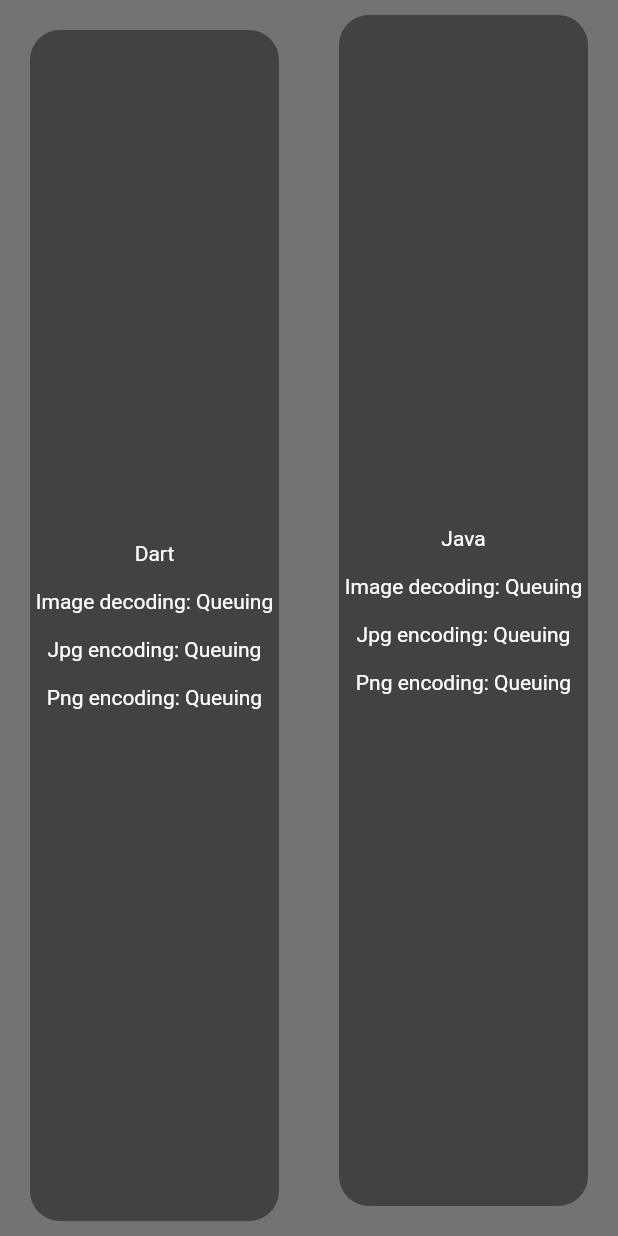
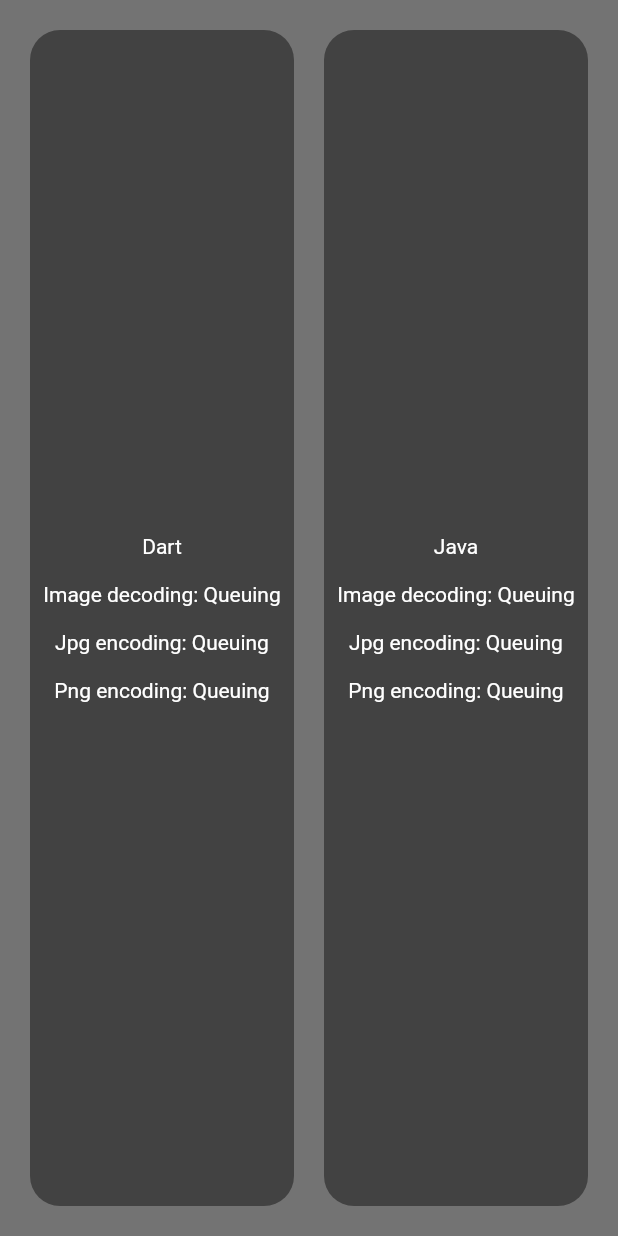
Before and after one commit to PtrHtn/speed_of_img_endec, a Flutter app: the LandscapeLayout screen opened directly, on a phone screen of 412 x 824 dp. Run offline on Flutter 3.47's test engine with Material 2 defaults, Android fonts, the phone set to English and light mode, and no system bars; our stand-ins replace file_picker, get; statements that could not run were skipped.

Commit message:
Fix margin of result page landscape_layout

```diff
--- a/lib/pages/results/widgets/landscape_layout.dart
+++ b/lib/pages/results/widgets/landscape_layout.dart
@@ -16,6 +16,9 @@ class LandscapeLayout extends StatelessWidget {
 class LandscapeLayoutBody extends GetView<ResultsController> {
   @override
   Widget build(BuildContext context) {
+
+    double statusBarHeight = MediaQuery.of(context).padding.top;
+
     return Container(
       color: Color(0xFF737373),
       child: Obx(() => Row(
@@ -25,7 +28,7 @@ class LandscapeLayoutBody extends GetView<ResultsController> {
           Expanded(
             flex: 50,
             child: Container(
-              margin: EdgeInsets.only(left: 20, top: 20, right: 20, bottom: 10),
+              margin: EdgeInsets.only(left: 20, top: 20 + statusBarHeight, right: 10, bottom: 20),
               decoration: BoxDecoration(
                 color: Theme.of(context).cardColor,
                 borderRadius: BorderRadius.all(Radius.circular(20)),
@@ -54,7 +57,7 @@ class LandscapeLayoutBody extends GetView<ResultsController> {
           Expanded(
             flex: 50,
             child: Container(
-              margin: EdgeInsets.only(left: 20, top: 10, right: 20, bottom: 20),
+              margin: EdgeInsets.only(left: 10, top: 20 + statusBarHeight, right: 20, bottom: 20),
               decoration: BoxDecoration(
                 color: Theme.of(context).cardColor,
                 borderRadius: BorderRadius.all(Radius.circular(20)),
```
